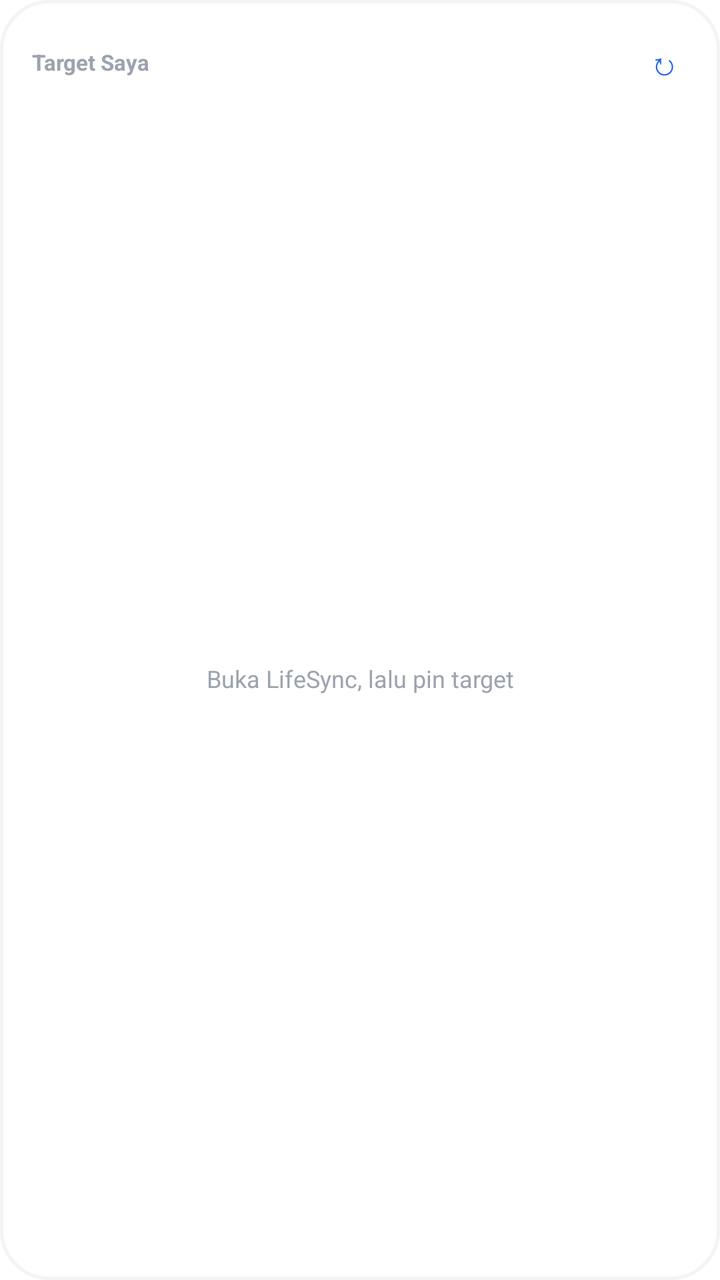
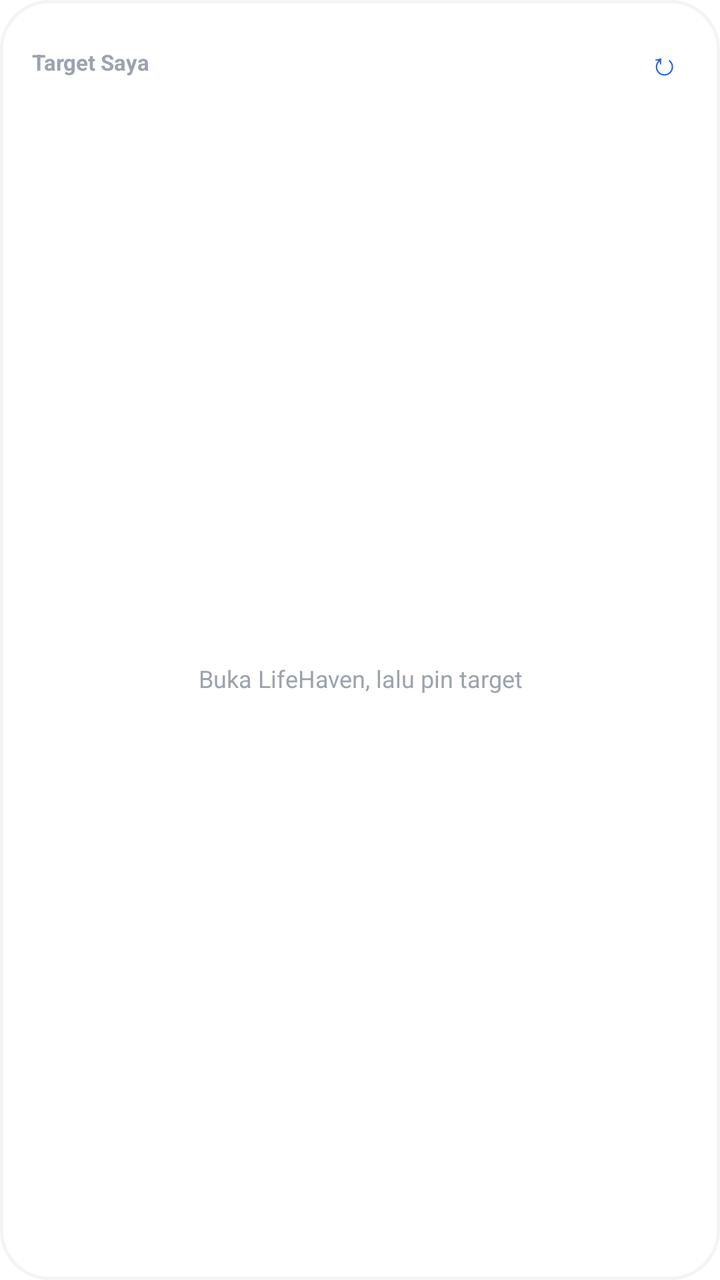

Screens rendered from an Android XML layout before and after an edit, with the pre-edit source and the edit as a unified diff.
<!-- AndroidManifest.xml: fallback theme Theme.MaterialComponents.DayNight.NoActionBar -->
<!-- res/layout/widget_target.xml -->
<?xml version="1.0" encoding="utf-8"?>
<LinearLayout xmlns:android="http://schemas.android.com/apk/res/android"
    android:id="@+id/widget_root"
    android:layout_width="match_parent"
    android:layout_height="match_parent"
    android:orientation="vertical"
    android:padding="16dp"
    android:background="@drawable/widget_bg">

    
    <RelativeLayout
        android:layout_width="match_parent"
        android:layout_height="wrap_content"
        android:layout_marginBottom="8dp">
        <TextView
            android:layout_width="wrap_content"
            android:layout_height="wrap_content"
            android:text="Target Saya"
            android:textSize="11sp"
            android:textColor="#9CA3AF"
            android:textStyle="bold"
            android:layout_centerVertical="true" />
        <TextView
            android:id="@+id/refresh_btn"
            android:layout_width="wrap_content"
            android:layout_height="wrap_content"
            android:text="&#8635;"
            android:textSize="16sp"
            android:textColor="#2563EB"
            android:padding="4dp"
            android:layout_alignParentEnd="true"
            android:layout_centerVertical="true" />
    </RelativeLayout>

    
    <LinearLayout
        android:id="@+id/slot0"
        android:layout_width="match_parent"
        android:layout_height="wrap_content"
        android:orientation="vertical"
        android:visibility="gone">
        <RelativeLayout
            android:layout_width="match_parent"
            android:layout_height="wrap_content">
            <TextView
                android:id="@+id/t0_title"
                android:layout_width="wrap_content"
                android:layout_height="wrap_content"
                android:textStyle="bold"
                android:textSize="14sp"
                android:textColor="#1F2937"
                android:maxLines="1"
                android:ellipsize="end"
                android:layout_toStartOf="@+id/t0_pct"
                android:layout_alignParentStart="true"
                android:text="" />
            <TextView
                android:id="@+id/t0_pct"
                android:layout_width="wrap_content"
                android:layout_height="wrap_content"
                android:textStyle="bold"
                android:textSize="14sp"
                android:textColor="#2563EB"
                android:layout_alignParentEnd="true"
                android:text="" />
        </RelativeLayout>
        <ProgressBar
            android:id="@+id/t0_bar"
            style="@android:style/Widget.ProgressBar.Horizontal"
            android:layout_width="match_parent"
            android:layout_height="6dp"
            android:max="100"
            android:progress="0"
            android:layout_marginTop="6dp"
            android:layout_marginBottom="4dp" />
        <LinearLayout
            android:layout_width="match_parent"
            android:layout_height="wrap_content"
            android:orientation="horizontal"
            android:layout_marginTop="2dp"
            android:baselineAligned="false">
            <TextView
                android:id="@+id/t0_days"
                android:layout_width="0dp"
                android:layout_height="wrap_content"
                android:layout_weight="1"
                android:textSize="11sp"
                android:textColor="#6B7280"
                android:text="" />
            <TextView
                android:id="@+id/t0_today"
                android:layout_width="wrap_content"
                android:layout_height="wrap_content"
                android:textSize="11sp"
                android:textColor="#2563EB"
                android:textStyle="bold"
                android:text="" />
        </LinearLayout>
    </LinearLayout>

    <FrameLayout
        android:id="@+id/divider0"
        android:layout_width="match_parent"
        android:layout_height="1dp"
        android:background="#F0F0F0"
        android:layout_marginTop="8dp"
        android:layout_marginBottom="8dp"
        android:visibility="gone" />

    
    <LinearLayout
        android:id="@+id/slot1"
        android:layout_width="match_parent"
        android:layout_height="wrap_content"
        android:orientation="vertical"
        android:visibility="gone">
        <RelativeLayout
            android:layout_width="match_parent"
            android:layout_height="wrap_content">
            <TextView
                android:id="@+id/t1_title"
                android:layout_width="wrap_content"
                android:layout_height="wrap_content"
                android:textStyle="bold"
                android:textSize="14sp"
                android:textColor="#1F2937"
                android:maxLines="1"
                android:ellipsize="end"
                android:layout_toStartOf="@+id/t1_pct"
                android:layout_alignParentStart="true"
                android:text="" />
            <TextView
                android:id="@+id/t1_pct"
                android:layout_width="wrap_content"
                android:layout_height="wrap_content"
                android:textStyle="bold"
                android:textSize="14sp"
                android:textColor="#2563EB"
                android:layout_alignParentEnd="true"
                android:text="" />
        </RelativeLayout>
        <ProgressBar
            android:id="@+id/t1_bar"
            style="@android:style/Widget.ProgressBar.Horizontal"
            android:layout_width="match_parent"
            android:layout_height="6dp"
            android:max="100"
            android:progress="0"
            android:layout_marginTop="6dp"
            android:layout_marginBottom="4dp" />
        <LinearLayout
            android:layout_width="match_parent"
            android:layout_height="wrap_content"
            android:orientation="horizontal"
            android:layout_marginTop="2dp"
            android:baselineAligned="false">
            <TextView
                android:id="@+id/t1_days"
                android:layout_width="0dp"
                android:layout_height="wrap_content"
                android:layout_weight="1"
                android:textSize="11sp"
                android:textColor="#6B7280"
                android:text="" />
            <TextView
                android:id="@+id/t1_today"
                android:layout_width="wrap_content"
                android:layout_height="wrap_content"
                android:textSize="11sp"
                android:textColor="#2563EB"
                android:textStyle="bold"
                android:text="" />
        </LinearLayout>
    </LinearLayout>

    <FrameLayout
        android:id="@+id/divider1"
        android:layout_width="match_parent"
        android:layout_height="1dp"
        android:background="#F0F0F0"
        android:layout_marginTop="8dp"
        android:layout_marginBottom="8dp"
        android:visibility="gone" />

    
    <LinearLayout
        android:id="@+id/slot2"
        android:layout_width="match_parent"
        android:layout_height="wrap_content"
        android:orientation="vertical"
        android:visibility="gone">
        <RelativeLayout
            android:layout_width="match_parent"
            android:layout_height="wrap_content">
            <TextView
                android:id="@+id/t2_title"
                android:layout_width="wrap_content"
                android:layout_height="wrap_content"
                android:textStyle="bold"
                android:textSize="14sp"
                android:textColor="#1F2937"
                android:maxLines="1"
                android:ellipsize="end"
                android:layout_toStartOf="@+id/t2_pct"
                android:layout_alignParentStart="true"
                android:text="" />
            <TextView
                android:id="@+id/t2_pct"
                android:layout_width="wrap_content"
                android:layout_height="wrap_content"
                android:textStyle="bold"
                android:textSize="14sp"
                android:textColor="#2563EB"
                android:layout_alignParentEnd="true"
                android:text="" />
        </RelativeLayout>
        <ProgressBar
            android:id="@+id/t2_bar"
            style="?android:attr/progressBarStyleHorizontal"
            android:layout_width="match_parent"
            android:layout_height="6dp"
            android:max="100"
            android:progress="0"
            android:layout_marginTop="6dp"
            android:layout_marginBottom="4dp" />
        <LinearLayout
            android:layout_width="match_parent"
            android:layout_height="wrap_content"
            android:orientation="horizontal"
            android:layout_marginTop="2dp"
            android:baselineAligned="false">
            <TextView
                android:id="@+id/t2_days"
                android:layout_width="0dp"
                android:layout_height="wrap_content"
                android:layout_weight="1"
                android:textSize="11sp"
                android:textColor="#6B7280"
                android:text="" />
            <TextView
                android:id="@+id/t2_today"
                android:layout_width="wrap_content"
                android:layout_height="wrap_content"
                android:textSize="11sp"
                android:textColor="#2563EB"
                android:textStyle="bold"
                android:text="" />
        </LinearLayout>
    </LinearLayout>

    
    <TextView
        android:id="@+id/empty_text"
        android:layout_width="match_parent"
        android:layout_height="match_parent"
        android:gravity="center"
        android:text="Buka LifeSync, lalu pin target"
        android:textSize="12sp"
        android:textColor="#9CA3AF"
        android:visibility="visible" />

</LinearLayout>
<!-- resources referenced by this layout -->
<resources>
  <!-- drawable widget_bg (drawable) -->
  <?xml version="1.0" encoding="utf-8"?>
  <shape xmlns:android="http://schemas.android.com/apk/res/android">
      <solid android:color="#FFFFFF" />
      <corners android:radius="24dp" />
      <stroke android:width="1.5dp" android:color="#F3F4F6" />
  </shape>
</resources>

<!-- the commit's change to res/layout/widget_target.xml (unified diff, before → after) -->
@@ -254,7 +254,7 @@
         android:layout_width="match_parent"
         android:layout_height="match_parent"
         android:gravity="center"
-        android:text="Buka LifeSync, lalu pin target"
+        android:text="Buka LifeHaven, lalu pin target"
         android:textSize="12sp"
         android:textColor="#9CA3AF"
         android:visibility="visible" />
